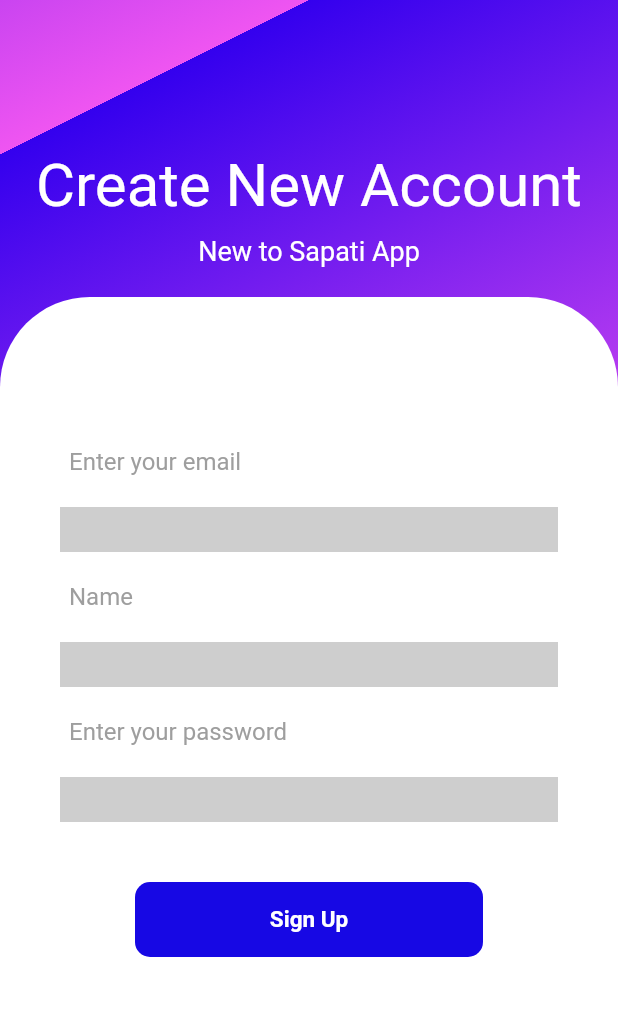
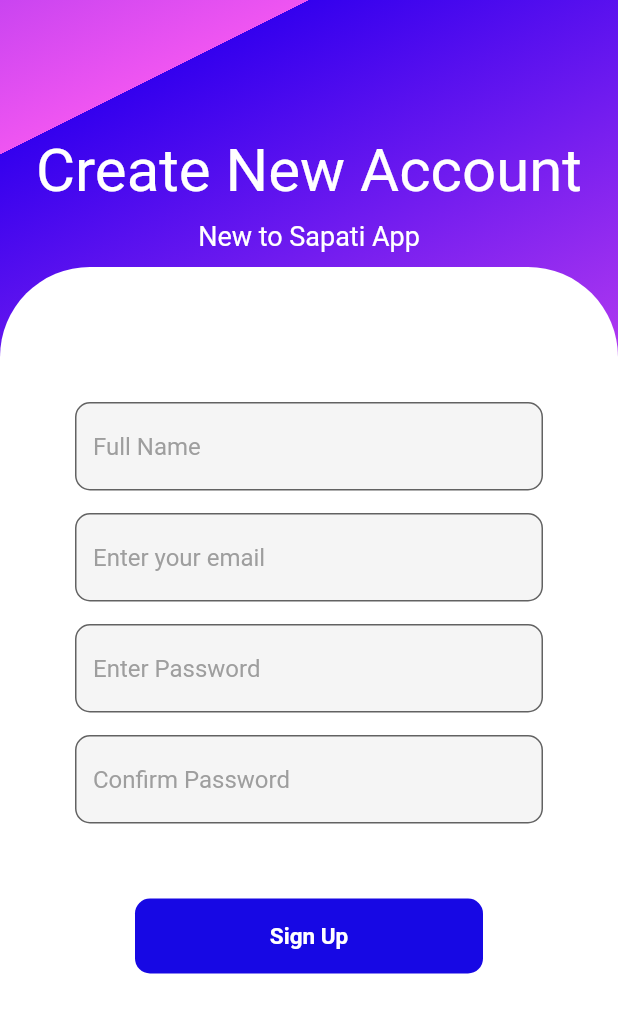
Before and after one commit to aakashsahh/Sapati-app-, a Flutter app: the screen it shows after launch, on a phone screen of 412 x 824 dp. Shown: the top 1013 px of the screen. Run offline on Flutter 3.47's test engine with Material 2 defaults, Android fonts, the phone set to English and light mode, and no system bars.

```diff
--- a/lib/InputFieldsignup.dart
+++ b/lib/InputFieldsignup.dart
@@ -5,53 +5,59 @@ class InputFieldsignup extends StatelessWidget {
 
   @override
   Widget build(BuildContext context) {
-    return Column(
-      children: <Widget>[
-        Container(
-          padding: EdgeInsets.all(6),
-          decoration: const BoxDecoration(
-            border: Border(
-              bottom: BorderSide(
-                  width: 30.0, color: Color.fromARGB(255, 206, 206, 206)),
-              //bottom: BorderSide(color: Colors.grey[200])
-            ),
+    return Container(
+      padding: const EdgeInsets.all(10),
+      child: Column(
+        children: [
+          TextField(
+            decoration: InputDecoration(
+                fillColor: Colors.grey.shade100,
+                filled: true,
+                hintText: "Full Name",
+                hintStyle: const TextStyle(color: Colors.grey),
+                border: OutlineInputBorder(
+                    borderRadius: BorderRadius.circular(10))),
           ),
-          child: const TextField(
+          const SizedBox(
+            height: 15,
+          ),
+          TextField(
             decoration: InputDecoration(
+                fillColor: Colors.grey.shade100,
+                filled: true,
                 hintText: "Enter your email",
-                hintStyle: TextStyle(color: Colors.grey),
-                border: InputBorder.none),
+                hintStyle: const TextStyle(color: Colors.grey),
+                border: OutlineInputBorder(
+                    borderRadius: BorderRadius.circular(10))),
           ),
-        ),
-        Container(
-          padding: const EdgeInsets.all(6),
-          decoration: const BoxDecoration(
-              border: Border(
-            bottom: BorderSide(
-                width: 30.0, color: Color.fromARGB(255, 206, 206, 206)),
-          )),
-          child: const TextField(
+          const SizedBox(
+            height: 15,
+          ),
+          TextField(
+            obscureText: true,
             decoration: InputDecoration(
-                hintText: "Name",
-                hintStyle: TextStyle(color: Colors.grey),
-                border: InputBorder.none),
+                fillColor: Colors.grey.shade100,
+                filled: true,
+                hintText: "Enter Password",
+                hintStyle: const TextStyle(color: Colors.grey),
+                border: OutlineInputBorder(
+                    borderRadius: BorderRadius.circular(10))),
           ),
-        ),
-        Container(
-          padding: const EdgeInsets.all(6),
-          decoration: const BoxDecoration(
-              border: Border(
-            bottom: BorderSide(
-                width: 30.0, color: Color.fromARGB(255, 206, 206, 206)),
-          )),
-          child: const TextField(
+          const SizedBox(
+            height: 15,
+          ),
+          TextField(
+            obscureText: true,
             decoration: InputDecoration(
-                hintText: "Enter your password",
-                hintStyle: TextStyle(color: Colors.grey),
-                border: InputBorder.none),
+                fillColor: Colors.grey.shade100,
+                filled: true,
+                hintText: "Confirm Password",
+                hintStyle: const TextStyle(color: Colors.grey),
+                border: OutlineInputBorder(
+                    borderRadius: BorderRadius.circular(10))),
           ),
-        ),
-      ],
+        ],
+      ),
     );
   }
 }
--- a/lib/InputWrappersignup.dart
+++ b/lib/InputWrappersignup.dart
@@ -9,6 +9,7 @@ class InputWrappersignup extends StatelessWidget {
   Widget build(BuildContext context) {
     return Padding(
       padding: EdgeInsets.all(40),
+      child: SingleChildScrollView(
         child: Column(
           children: <Widget>[
             SizedBox(
@@ -22,9 +23,9 @@ class InputWrappersignup extends StatelessWidget {
             SizedBox(
               height: 40,
             ),
-
             Buttonsignup()
           ],
+        ),
       ),
     );
   }
--- a/lib/headersignup.dart
+++ b/lib/headersignup.dart
@@ -4,7 +4,7 @@ class Headersignup extends StatelessWidget {
   @override
   Widget build(BuildContext context) {
     return Padding(
-      padding: EdgeInsets.all(20),
+      padding: EdgeInsets.all(10),
       child: Column(
         crossAxisAlignment: CrossAxisAlignment.start,
         children: <Widget>[
```
Lines whose indentation alone changed are shown as unchanged.
